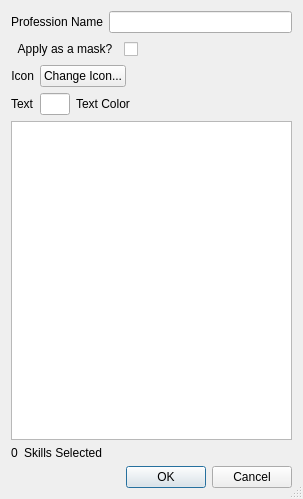
First picture: the form in ui/customprofession.ui, repository Dwarf-Therapist/Dwarf-Therapist, before the edit.
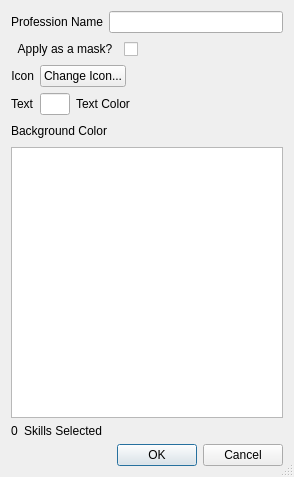
Second picture: the form after the edit. Icons and pictures are not drawn.

Commit message: Views - added default trait view - added alternate social view with related traits which affect the skills - modified background of default social view columns to be slightly darker - added text and changed the icon of the 'add new grid view' button to make it more obvious - added tooltips to the panes when adding new sets/columns to views

The edit to the form file:
```diff
--- a/ui/customprofession.ui
+++ b/ui/customprofession.ui
@@ -6,8 +6,8 @@
    <rect>
     <x>0</x>
     <y>0</y>
-    <width>303</width>
-    <height>499</height>
+    <width>294</width>
+    <height>477</height>
    </rect>
   </property>
   <property name="windowTitle">
@@ -54,7 +54,7 @@
       </widget>
      </item>
      <item>
-      <spacer name="horizontalSpacer_2">
+      <spacer name="hSpacer_mask">
        <property name="orientation">
         <enum>Qt::Horizontal</enum>
        </property>
@@ -170,6 +170,36 @@
      </item>
     </layout>
    </item>
+   <item>
+    <layout class="QHBoxLayout" name="hlayout_bg_color">
+     <property name="sizeConstraint">
+      <enum>QLayout::SetFixedSize</enum>
+     </property>
+     <item>
+      <widget class="QLabel" name="lbl_bg">
+       <property name="text">
+        <string>Background Color</string>
+       </property>
+       <property name="alignment">
+        <set>Qt::AlignRight|Qt::AlignTrailing|Qt::AlignVCenter</set>
+       </property>
+      </widget>
+     </item>
+     <item>
+      <spacer name="horizontalSpacer_2">
+       <property name="orientation">
+        <enum>Qt::Horizontal</enum>
+       </property>
+       <property name="sizeHint" stdset="0">
+        <size>
+         <width>40</width>
+         <height>20</height>
+        </size>
+       </property>
+      </spacer>
+     </item>
+    </layout>
+   </item>
    <item>
     <widget class="QListWidget" name="labor_list">
      <property name="editTriggers">
```
Left out of the diff: 8 changed lines with no effect on the pictures. The commit also changes 159 other files.
